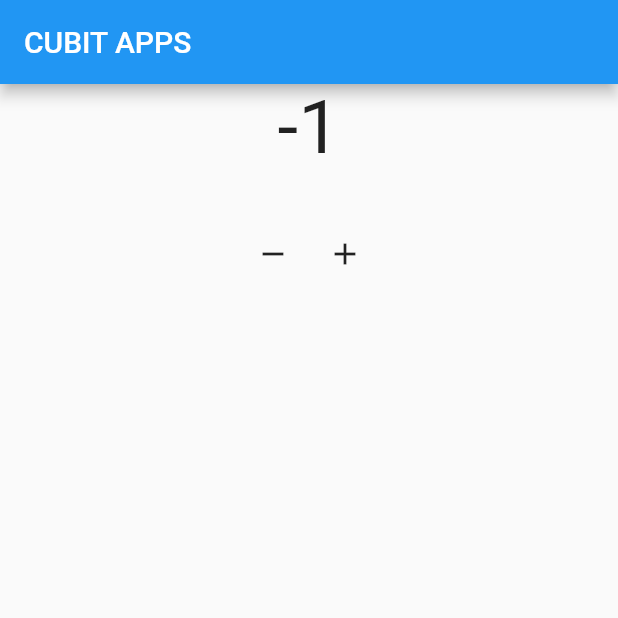
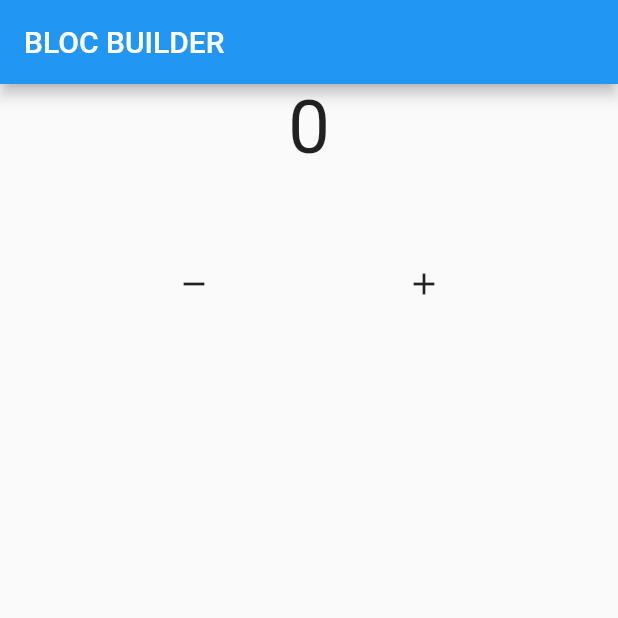
Before and after one commit to Lavina-23/bloc, a Flutter app: the screen it shows after launch, after a tap on the "remove" icon, on a phone screen of 412 x 824 dp, the top half of it. Run offline on Flutter 3.47's test engine with Material 2 defaults, Android fonts, the phone set to English and light mode, and no system bars; our stand-ins replace bloc, flutter_bloc.

Commit message:
4. Bloc Builder

```diff
--- /dev/null
+++ b/lib/bloc/counter.dart
@@ -0,0 +1,23 @@
+import 'package:bloc/bloc.dart';
+
+class Counter extends Cubit<int> {
+  Counter({this.init = 0}) : super(init);
+
+  int init;
+  void increment() => emit(state + 1);
+  void decrement() => emit(state - 1);
+
+  @override
+  void onChange(Change<int> change) {
+    // TODO: implement onChange
+    super.onChange(change);
+    print(change);
+  }
+
+  @override
+  void onError(Object error, StackTrace stackTrace) {
+    // TODO: implement onError
+    super.onError(error, stackTrace);
+    print(error);
+  }
+}
--- a/lib/main.dart
+++ b/lib/main.dart
@@ -1,5 +1,6 @@
 import 'package:bloc/bloc.dart';
 import 'package:flutter/material.dart';
+import 'pages/homepage.dart';
 
 void main() {
   runApp(const MyApp());
@@ -11,107 +12,7 @@ class MyApp extends StatelessWidget {
   @override
   Widget build(BuildContext context) {
     return MaterialApp(
-      home: HomePage(),
+      home: Homepage(),
     );
   }
 }
-
-class CounterCubit extends Cubit<int> {
-  CounterCubit({this.initialData = 0}) : super(initialData);
-
-  int initialData;
-  // int? current;
-  // int? next;
-
-  void tambahData () {
-    emit(state + 1);
-  }
-
-  void kurangData () {
-    emit(state - 1);
-  }
-
-  @override
-  void onChange(Change<int> change) {
-    // TODO: implement onChange
-    super.onChange(change);
-    print(change);
-    // current = change.currentState;
-    // next = change.nextState;
-  }
-
-  @override
-  void onError(Object error, StackTrace stackTrace) {
-    // TODO: implement onError
-    super.onError(error, stackTrace);
-    print(error);
-  }
-}
-
-class HomePage extends StatelessWidget {
-  HomePage({super.key});
-
-  CounterCubit mycounter  = CounterCubit(initialData : 0);
-
-  @override
-  Widget build(BuildContext context) {
-    return Scaffold(
-      appBar: AppBar(
-        title: Text("CUBIT APPS"),
-      ),
-      body: Column(
-        children: [
-          StreamBuilder (
-            initialData: mycounter.initialData,
-            stream: mycounter.stream,
-            builder: (context, snapshot) {
-                return Center(
-                  child: Column(
-                    children: [
-                      Text(
-                        "${snapshot.data}",
-                        style: const TextStyle(
-                          fontSize: 50,
-                        ),
-                      ),
-                      const SizedBox(height: 10,),
-                      // Text(
-                      //   "Current : ${mycounter.current}",
-                      //   style: TextStyle(
-                      //     fontSize: 50,
-                      //   ),
-                      // ),
-                      // Text(
-                      //   "Next : ${mycounter.next}",
-                      //   style: TextStyle(
-                      //     fontSize: 50,
-                      //   ),
-                      // )
-                    ],
-                  ),
-                );
-              }
-          ),
-          const SizedBox(height: 20,),
-          Row(
-            mainAxisAlignment: MainAxisAlignment.center,
-            children: [
-              IconButton(
-                onPressed: () {
-                  mycounter.kurangData();
-                },
-                icon: Icon(Icons.remove)
-              ),
-              IconButton(
-                onPressed: () {
-                  mycounter.tambahData();
-                },
-                icon: Icon(Icons.add),
-              )
-            ],
-          ),
-        ],
-      ),
-    );
-  }
-}
--- /dev/null
+++ b/lib/pages/homepage.dart
@@ -0,0 +1,64 @@
+import 'package:flutter/material.dart';
+import 'package:learn_bloc/bloc/counter.dart';
+import 'package:flutter_bloc/flutter_bloc.dart';
+
+
+class Homepage extends StatelessWidget {
+  Homepage({super.key});
+  Counter mycounter = Counter();
+
+  @override
+  Widget build(BuildContext context) {
+    return Scaffold(
+      appBar: AppBar(
+        title: const Text("BLOC BUILDER"),
+      ),
+      body: Column(
+        children: [
+          BlocBuilder<Counter, int>(
+            bloc: mycounter,
+            buildWhen: (previous, current) {
+              if (current % 2 == 0) {
+                return true;
+              } else {
+                return false;
+              }
+            },
+            builder: (context, state) {
+              return Text(
+                "$state",
+                style: const TextStyle(
+                  fontSize: 50,
+                ),
+              );
+            },
+          ),
+          // StreamBuilder(
+          //   initialData: mycounter.init,
+          //   stream: mycounter.stream,
+          //   builder: (context, snapshot){
+          //   }
+          // ),
+          const SizedBox( height: 50,),
+          Row(
+            mainAxisAlignment: MainAxisAlignment.spaceEvenly,
+            children: [
+              IconButton(
+                onPressed: () {
+                  mycounter.decrement();
+                },
+                icon: const Icon (Icons.remove)
+              ),
+              IconButton(
+                onPressed: () {
+                  mycounter.increment();
+                },
+                icon: const Icon(Icons.add)
+              ),
+            ],
+          )
+        ],
+      ),
+    );
+  }
+}
```
